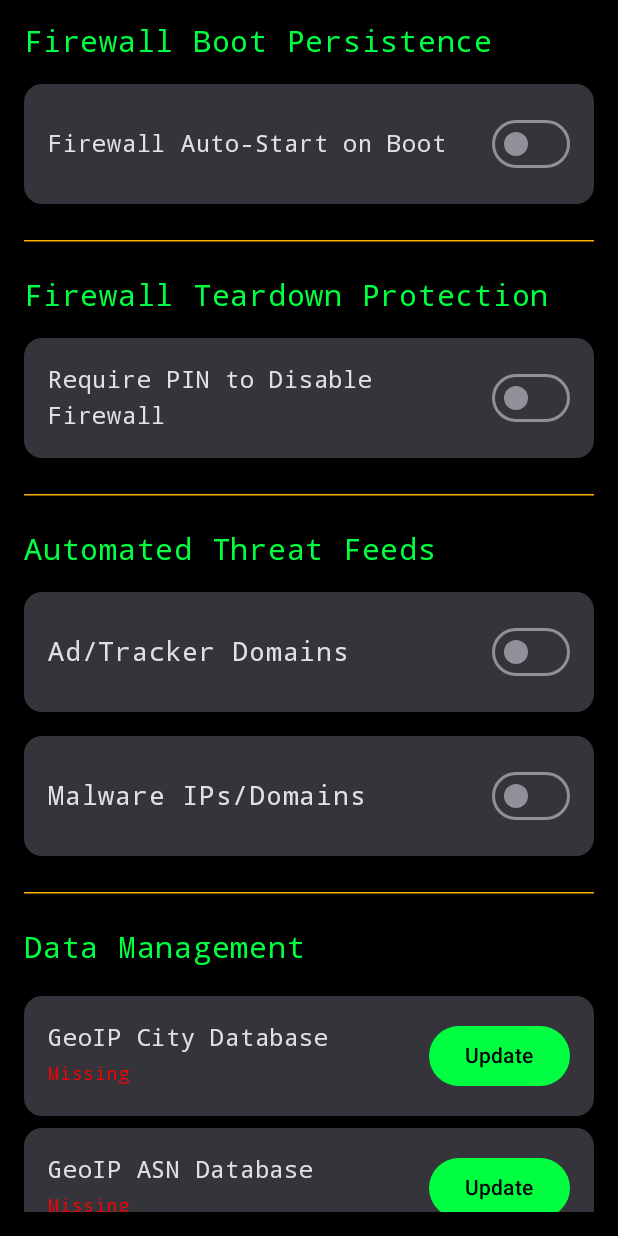
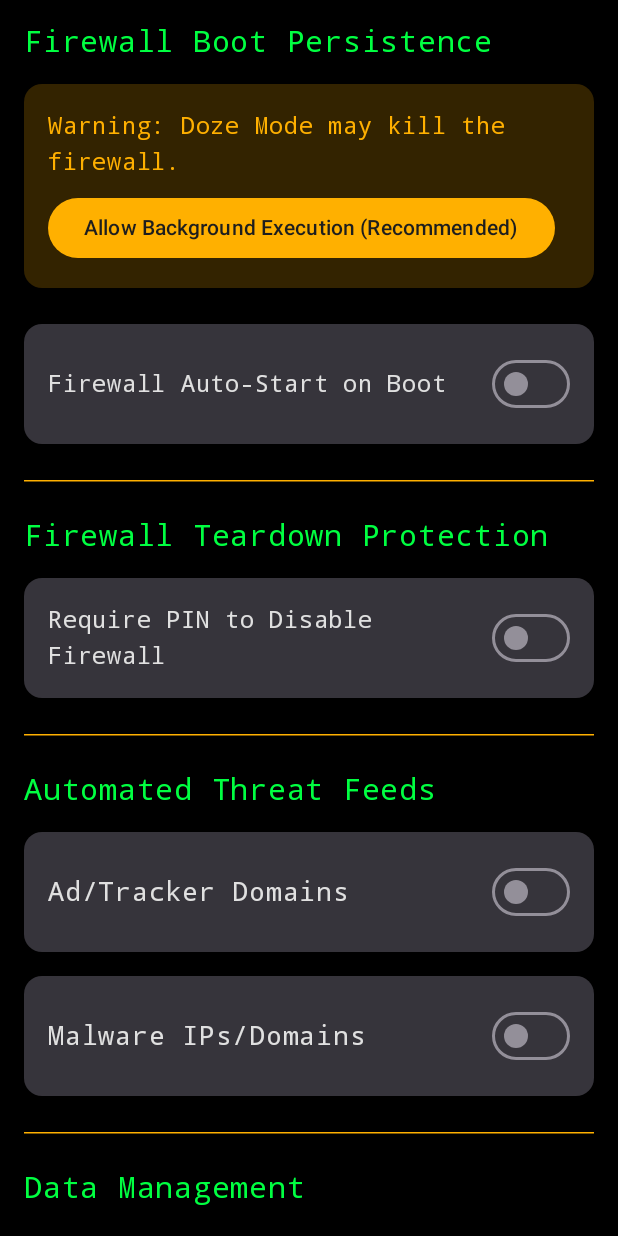
Before and after one commit to mobiseccloud/Omni-IP, an Android app built with Jetpack Compose: the composable SettingsScreen shown on its own in the app's theme, on a phone screen of 412 x 824 dp. Run offline under Robolectric (Android 15) with nearby library versions, the phone set to English and light mode, and no system bars; our stand-ins replace Room's generated code; 4 statements that could not run were skipped.

Commit message:
feat: Implement Contextual Policy Engine and Network Roaming
- Added `ConnectivityManager.NetworkCallback` to `OmniVpnService` to seamlessly handle network handoffs and explicitly route VpnService underlying networks.
- Expanded `FirewallRule` schema (Room database migration to version 4) to include `blockWifi` and `blockMobile` toggles.
- Refactored `NativeEngine` sync flow to conditionally push rules to the C++ firewall layer based on the active network topology (Wi-Fi vs Cellular).
- Added `android.net.VpnService.SUPPORTS_ALWAYS_ON` capability to AndroidManifest.
- Updated `RulesScreen` UI to support dual tactical toggles (WIFI/CELL) for granular policy control.
- Added Doze mode exemption intent with explicit battery optimization UI warnings and prompts directly in `SettingsScreen`.

Co-authored-by: mobiseccloud <249930524+mobiseccloud@users.noreply.github.com>

```diff
--- a/app/src/main/AndroidManifest.xml
+++ b/app/src/main/AndroidManifest.xml
@@ -1,6 +1,7 @@
 <?xml version="1.0" encoding="utf-8"?>
 <manifest xmlns:android="http://schemas.android.com/apk/res/android">
     <uses-permission android:name="android.permission.INTERNET" />
+    <uses-permission android:name="android.permission.REQUEST_IGNORE_BATTERY_OPTIMIZATIONS" />
     <uses-permission android:name="android.permission.ACCESS_NETWORK_STATE" />
     <uses-permission android:name="android.permission.QUERY_ALL_PACKAGES" />
     <uses-permission android:name="android.permission.ACCESS_FINE_LOCATION" />
@@ -43,7 +44,8 @@
             <intent-filter>
                 <action android:name="android.net.VpnService" />
             </intent-filter>
-            <property android:name="android.app.PROPERTY_SPECIAL_USE_FGS_SUBTYPE" android:value="On-device loopback firewall and packet forensics for security diagnostics" />
+                        <property android:name="android.app.PROPERTY_SPECIAL_USE_FGS_SUBTYPE" android:value="On-device loopback firewall and packet forensics for security diagnostics" />
+            <meta-data android:name="android.net.VpnService.SUPPORTS_ALWAYS_ON" android:value="true"/>
         </service>
 
         <receiver android:name=".core.BootReceiver"
--- a/app/src/main/java/com/mobisec/omniip/db/FirewallRule.kt
+++ b/app/src/main/java/com/mobisec/omniip/db/FirewallRule.kt
@@ -17,5 +17,7 @@ data class FirewallRule(
     val targetType: TargetType,
     val targetValue: String,
     val action: Action,
-    val timestamp: Long = System.currentTimeMillis()
+    val timestamp: Long = System.currentTimeMillis(),
+    val blockWifi: Boolean = true,
+    val blockMobile: Boolean = true
 )
--- a/app/src/main/java/com/mobisec/omniip/ui/SettingsScreen.kt
+++ b/app/src/main/java/com/mobisec/omniip/ui/SettingsScreen.kt
@@ -20,6 +20,10 @@ import com.mobisec.omniip.ui.theme.MatrixGreen
 import com.mobisec.omniip.ui.theme.TacticalAmber
 import com.mobisec.omniip.ui.theme.SurfaceDark
 import java.io.File
+import android.os.PowerManager
+import android.provider.Settings
+import android.net.Uri
+
 
 @Composable
 fun SettingsScreen() {
@@ -43,6 +47,11 @@ fun SettingsScreen() {
 
     val securityPrefs = remember { com.mobisec.omniip.core.SecurityPreferences(context) }
     val coroutineScope = rememberCoroutineScope()
+
+    val powerManager = context.getSystemService(Context.POWER_SERVICE) as PowerManager
+    val isIgnoringBatteryOptimizations by remember { mutableStateOf(powerManager.isIgnoringBatteryOptimizations(context.packageName)) }
+
+
     var pinLockEnabled by remember { mutableStateOf(securityPrefs.isPinLockEnabled()) }
     var showSetPinDialog by remember { mutableStateOf(false) }
     var showRemovePinDialog by remember { mutableStateOf(false) }
@@ -160,8 +169,34 @@ fun SettingsScreen() {
         Text("Firewall Boot Persistence", fontSize = 20.sp, color = MatrixGreen)
         Spacer(modifier = Modifier.height(16.dp))
 
+
+        if (!isIgnoringBatteryOptimizations) {
+            Card(
+                modifier = Modifier.fillMaxWidth().padding(bottom = 24.dp),
+                colors = CardDefaults.cardColors(containerColor = TacticalAmber.copy(alpha = 0.2f))
+            ) {
+                Column(modifier = Modifier.padding(16.dp)) {
+                    Text("Warning: Doze Mode may kill the firewall.", color = TacticalAmber, fontSize = 16.sp)
+                    Spacer(modifier = Modifier.height(8.dp))
+                    Button(
+                        onClick = {
+                            val intent = Intent(Settings.ACTION_REQUEST_IGNORE_BATTERY_OPTIMIZATIONS).apply {
+                                data = Uri.parse("package:${context.packageName}")
+                            }
+                            context.startActivity(intent)
+                        },
+                        colors = ButtonDefaults.buttonColors(containerColor = TacticalAmber)
+                    ) {
+                        Text("Allow Background Execution (Recommended)", color = SurfaceDark)
+                    }
+                }
+            }
+        }
+
         Card(modifier = Modifier.fillMaxWidth()) {
+
             Row(modifier = Modifier.padding(16.dp), verticalAlignment = Alignment.CenterVertically) {
+
                 Text("Firewall Auto-Start on Boot", modifier = Modifier.weight(1f), fontSize = 16.sp)
                 Switch(
                     checked = autoStartEnabled,
--- a/app/src/main/java/com/mobisec/omniip/viewmodel/RulesViewModel.kt
+++ b/app/src/main/java/com/mobisec/omniip/viewmodel/RulesViewModel.kt
@@ -37,6 +37,12 @@ class RulesViewModel(application: Application) : AndroidViewModel(application) {
             dao.updateRule(rule.copy(action = newAction))
         }
     }
+    fun updateRuleContext(rule: FirewallRule, blockWifi: Boolean, blockMobile: Boolean) {
+        viewModelScope.launch(Dispatchers.IO) {
+            dao.updateRule(rule.copy(blockWifi = blockWifi, blockMobile = blockMobile))
+        }
+    }
+
 
     fun addManualRule(rule: FirewallRule): Boolean {
         val existingValues = _rules.value.map { it.targetValue }.toSet()
```
Also changed, not shown: app/src/main/java/com/mobisec/omniip/db/AppDatabase.kt (+10 -2 lines), app/src/main/java/com/mobisec/omniip/ui/RulesScreen.kt (+28 -5 lines), app/src/main/java/com/mobisec/omniip/vpn/OmniVpnService.kt (+39 -1 lines).
